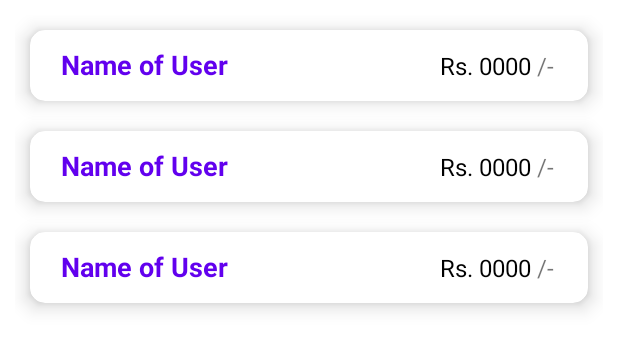
After one commit to tejas2292/Basic-Banking-App, an Android app: the layout activity_all_users1.xml on its own in the app's theme, with its tools: preview values and no code run, on a phone screen of 412 x 824 dp. The commit adds this screen. Shown: the top 350 px of the screen. Run offline under Robolectric (Android 15) with nearby library versions, the phone set to English and light mode, and no system bars.

Commit message:
2nd push

```diff
--- a/app/src/main/AndroidManifest.xml
+++ b/app/src/main/AndroidManifest.xml
@@ -4,11 +4,13 @@
 
     <application
         android:allowBackup="true"
-        android:icon="@mipmap/ic_launcher"
+        android:icon="@drawable/bank"
         android:label="@string/app_name"
-        android:roundIcon="@drawable/banking"
+        android:roundIcon="@drawable/bank"
         android:supportsRtl="true"
         android:theme="@style/Theme.SparksBanking">
+        <activity android:name=".AllUsersActivity2"></activity>
+        <activity android:name=".AllUsersActivity1" />
         <activity android:name=".MainActivity">
             <intent-filter>
                 <action android:name="android.intent.action.MAIN" />
--- /dev/null
+++ b/app/src/main/res/layout/activity_all_users1.xml
@@ -0,0 +1,20 @@
+<?xml version="1.0" encoding="utf-8"?>
+<androidx.constraintlayout.widget.ConstraintLayout xmlns:android="http://schemas.android.com/apk/res/android"
+    xmlns:app="http://schemas.android.com/apk/res-auto"
+    xmlns:tools="http://schemas.android.com/tools"
+    android:layout_width="match_parent"
+    android:layout_height="match_parent"
+    android:id="@+id/all_users_list_layout"
+    tools:context=".AllUsersActivity1">
+
+    <androidx.recyclerview.widget.RecyclerView
+        android:id="@+id/all_users_list"
+        android:layout_width="0dp"
+        android:layout_height="0dp"
+        android:padding="10dp"
+        tools:listitem="@layout/row_users"
+        app:layout_constraintBottom_toBottomOf="parent"
+        app:layout_constraintEnd_toEndOf="parent"
+        app:layout_constraintStart_toStartOf="parent"
+        app:layout_constraintTop_toTopOf="parent"/>
+</androidx.constraintlayout.widget.ConstraintLayout>
--- /dev/null
+++ b/app/src/main/res/layout/row_users.xml
@@ -0,0 +1,62 @@
+<?xml version="1.0" encoding="utf-8"?>
+<androidx.cardview.widget.CardView xmlns:android="http://schemas.android.com/apk/res/android"
+    xmlns:app="http://schemas.android.com/apk/res-auto"
+    android:layout_width="match_parent"
+    android:layout_height="wrap_content"
+    app:cardCornerRadius="10dp"
+    app:cardElevation="8dp"
+    android:layout_margin="10dp">
+
+    <RelativeLayout
+        android:layout_width="match_parent"
+        android:layout_height="match_parent"
+        android:padding="5dp"
+        android:layout_margin="5dp">
+
+        <TextView
+            android:id="@+id/username"
+            android:layout_width="wrap_content"
+            android:layout_height="wrap_content"
+            android:layout_alignParentTop="true"
+            android:layout_marginLeft="10dp"
+            android:text="Name of User"
+            android:textStyle="bold"
+            android:textColor="@color/design_default_color_primary"
+            android:textSize="18sp" />
+
+        <LinearLayout
+            android:layout_width="wrap_content"
+            android:layout_height="wrap_content"
+            android:layout_alignParentRight="true"
+            android:layout_centerVertical="true"
+            android:orientation="horizontal"
+            android:layout_marginRight="10dp">
+
+            <TextView
+                android:id="@+id/rupees"
+                android:layout_width="wrap_content"
+                android:layout_height="wrap_content"
+                android:text="Rs."
+                android:textColor="@color/black"
+                android:textSize="16sp"
+                android:layout_margin="2dp"/>
+
+            <TextView
+                android:id="@+id/amount"
+                android:layout_margin="2dp"
+                android:layout_width="wrap_content"
+                android:layout_height="wrap_content"
+                android:text="0000"
+                android:textColor="@color/black"
+                android:textSize="16sp"/>
+            <TextView
+                android:id="@+id/slash"
+                android:layout_margin="2dp"
+                android:layout_width="wrap_content"
+                android:layout_height="wrap_content"
+                android:text="/-"
+
+                android:textSize="16sp"/>
+        </LinearLayout>
+    </RelativeLayout>
+</androidx.cardview.widget.CardView>
```
Also changed, not shown: app/src/main/java/com/example/sparksbanking/AllUsersActivity1.java (added, +71 -0 lines), app/src/main/java/com/example/sparksbanking/AllUsersActivity2.java (added, +14 -0 lines), app/src/main/java/com/example/sparksbanking/DBUserContent.java (added, +19 -0 lines), app/src/main/java/com/example/sparksbanking/DBUserHelper.java (added, +75 -0 lines), app/src/main/java/com/example/sparksbanking/ListUserAdapter.java (added, +66 -0 lines), app/src/main/java/com/example/sparksbanking/MainActivity.java (+10 -0 lines), app/src/main/java/com/example/sparksbanking/UploadUser.java (added, +68 -0 lines), app/src/main/res/layout/activity_all_users2.xml (added, +9 -0 lines), app/src/main/res/layout/activity_main.xml (+7 -9 lines), app/src/main/res/drawable-v24/bank.png (added), app/src/main/res/drawable-v24/banking.png (deleted), app/src/main/res/drawable-v24/transaction.png (added), app/src/main/res/drawable-v24/users.png (added), app/src/main/res/drawable/bank.png (added), 3 more files.
